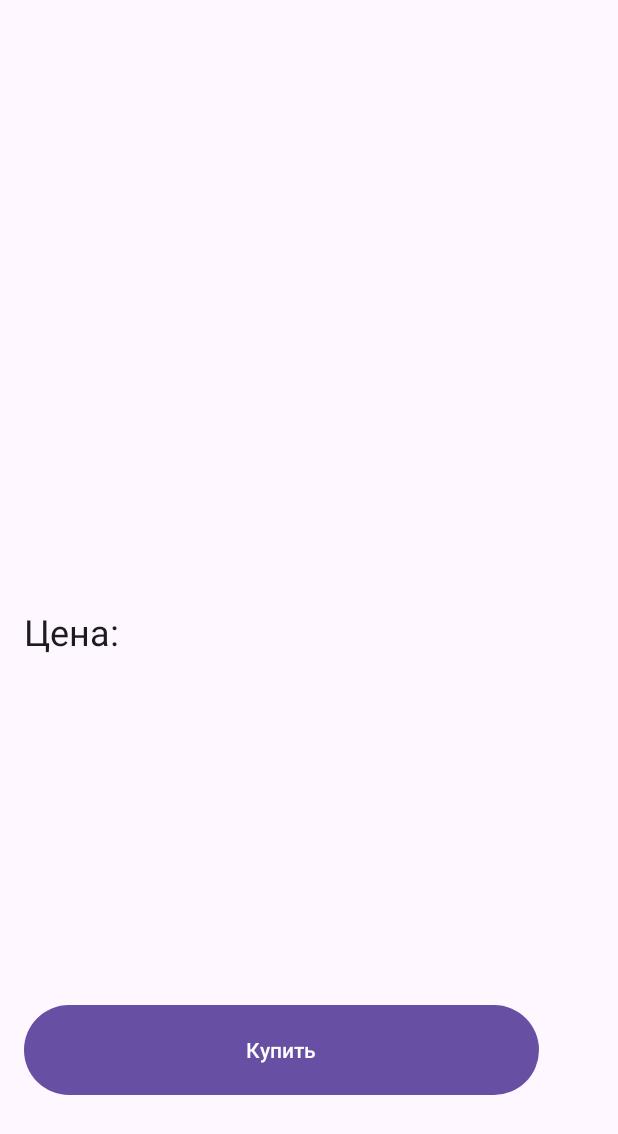
After one commit to Justpanda592/HorizontalSasanyaScroll, an Android app: the layout custom_dialog.xml on its own in the app's theme, with its tools: preview values and no code run, on a phone screen of 412 x 824 dp. The commit adds this screen. Shown: the top 1134 px of the screen. Run offline under Robolectric (Android 15) with nearby library versions, the phone set to English and light mode, and no system bars.

```diff
--- /dev/null
+++ b/app/src/main/res/layout/custom_dialog.xml
@@ -0,0 +1,70 @@
+<?xml version="1.0" encoding="utf-8"?>
+<androidx.constraintlayout.widget.ConstraintLayout xmlns:android="http://schemas.android.com/apk/res/android"
+    xmlns:app="http://schemas.android.com/apk/res-auto"
+    xmlns:tools="http://schemas.android.com/tools"
+    android:layout_width="375dp"
+    android:layout_height="750dp"
+    android:orientation="horizontal"
+    android:padding="16dp">
+
+    <TextView
+        android:id="@+id/text_view_message"
+        android:layout_width="379dp"
+        android:layout_height="53dp"
+        android:text=""
+        android:textSize="30dp"
+        app:layout_constraintBottom_toTopOf="@+id/image"
+        app:layout_constraintTop_toTopOf="parent"
+        app:layout_constraintVertical_bias="0.906"
+        tools:layout_editor_absoluteX="4dp"></TextView>
+
+    <ImageView
+        android:id="@+id/image"
+        android:layout_width="361dp"
+        android:layout_height="261dp"
+        android:layout_marginBottom="16dp"
+        app:layout_constraintBottom_toTopOf="@+id/text_view_cost"
+        tools:layout_editor_absoluteX="7dp"></ImageView>
+
+    <TextView
+        android:id="@+id/text_view_cost"
+        android:layout_width="407dp"
+        android:layout_height="41dp"
+        android:text="Цена: "
+        android:textAppearance="@style/TextAppearance.AppCompat.Headline"
+        app:layout_constraintBottom_toTopOf="@+id/text_view_ml"
+        app:layout_constraintTop_toTopOf="parent"
+        app:layout_constraintVertical_bias="0.984"
+        tools:layout_editor_absoluteX="6dp"></TextView>
+
+    <TextView
+        android:id="@+id/text_view_ml"
+        android:layout_width="375dp"
+        android:layout_height="41dp"
+        android:text=""
+        android:textColor="#aaaaaa"
+        android:textSize="20dp"
+        app:layout_constraintBottom_toTopOf="@+id/text_view_desc"
+        app:layout_constraintTop_toTopOf="parent"
+        app:layout_constraintVertical_bias="0.976"
+        tools:layout_editor_absoluteX="8dp"></TextView>
+
+    <TextView
+        android:id="@+id/text_view_desc"
+        android:layout_width="377dp"
+        android:layout_height="128dp"
+        android:text=""
+        android:textSize="16dp"
+        app:layout_constraintBottom_toTopOf="@+id/btn_ok"
+        app:layout_constraintTop_toTopOf="parent"
+        app:layout_constraintVertical_bias="0.936"
+        tools:layout_editor_absoluteX="6dp"></TextView>
+
+    <Button
+        android:id="@+id/btn_ok"
+        android:layout_width="match_parent"
+        android:layout_height="match_parent"
+        android:layout_marginTop="650dp"
+        android:layout_marginRight="0dp"
+        android:text="Купить"></Button>
+</androidx.constraintlayout.widget.ConstraintLayout>
```
Also changed, not shown: app/src/main/java/com/example/horizontalsasanyascroll/CustomDialog.java (added, +25 -0 lines), app/src/main/java/com/example/horizontalsasanyascroll/MainActivity.java (+36 -2 lines).
